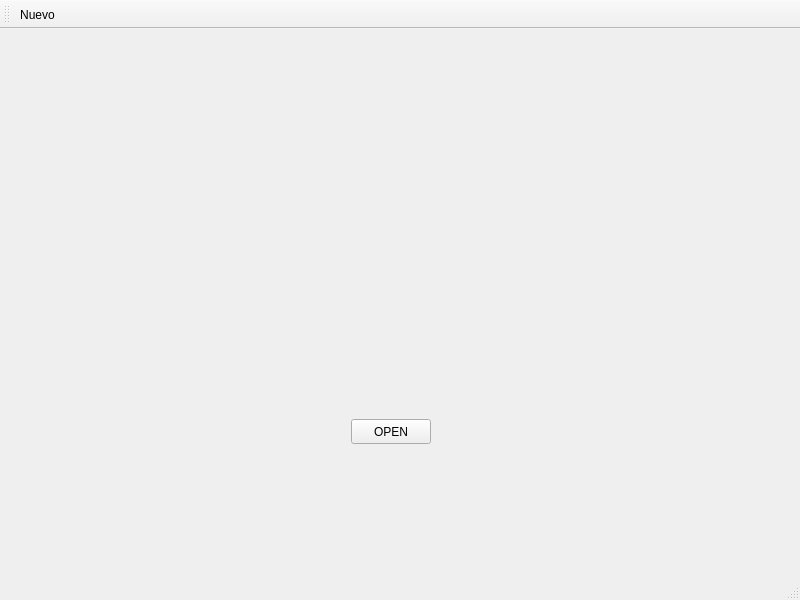
Before: the Qt Designer form Streaming GUI/StreamingGUI/mainwindow.ui in GuillermoTafoya/Mini-Netflix, drawn with Qt 5.
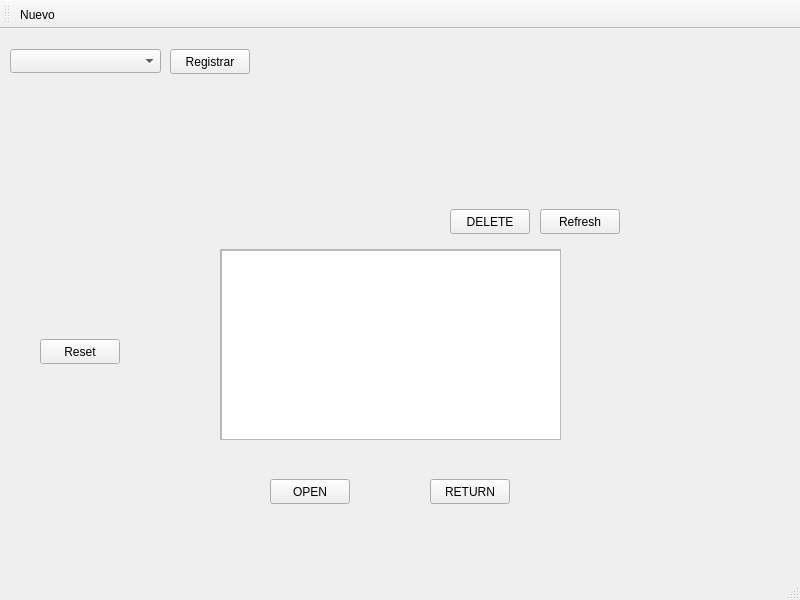
After: the same form once the commit is applied. Icons and pictures are not drawn.

```diff
--- a/Streaming GUI/StreamingGUI/mainwindow.ui
+++ b/Streaming GUI/StreamingGUI/mainwindow.ui
@@ -30,8 +30,8 @@
    <widget class="QPushButton" name="OPEN">
     <property name="geometry">
      <rect>
-      <x>351</x>
-      <y>390</y>
+      <x>270</x>
+      <y>450</y>
       <width>80</width>
       <height>25</height>
      </rect>
@@ -40,6 +40,114 @@
      <string>OPEN</string>
     </property>
    </widget>
+   <widget class="QScrollArea" name="scrollArea">
+    <property name="geometry">
+     <rect>
+      <x>220</x>
+      <y>220</y>
+      <width>341</width>
+      <height>191</height>
+     </rect>
+    </property>
+    <property name="widgetResizable">
+     <bool>true</bool>
+    </property>
+    <widget class="QWidget" name="scrollAreaWidgetContents">
+     <property name="geometry">
+      <rect>
+       <x>0</x>
+       <y>0</y>
+       <width>339</width>
+       <height>189</height>
+      </rect>
+     </property>
+     <widget class="QListWidget" name="listWidget">
+      <property name="geometry">
+       <rect>
+        <x>0</x>
+        <y>0</y>
+        <width>341</width>
+        <height>191</height>
+       </rect>
+      </property>
+     </widget>
+    </widget>
+   </widget>
+   <widget class="QPushButton" name="RETURN">
+    <property name="geometry">
+     <rect>
+      <x>430</x>
+      <y>450</y>
+      <width>80</width>
+      <height>25</height>
+     </rect>
+    </property>
+    <property name="text">
+     <string>RETURN</string>
+    </property>
+   </widget>
+   <widget class="QPushButton" name="DELETE">
+    <property name="geometry">
+     <rect>
+      <x>450</x>
+      <y>180</y>
+      <width>80</width>
+      <height>25</height>
+     </rect>
+    </property>
+    <property name="text">
+     <string>DELETE</string>
+    </property>
+   </widget>
+   <widget class="QComboBox" name="comboBox">
+    <property name="geometry">
+     <rect>
+      <x>10</x>
+      <y>20</y>
+      <width>151</width>
+      <height>24</height>
+     </rect>
+    </property>
+   </widget>
+   <widget class="QPushButton" name="Refresh">
+    <property name="geometry">
+     <rect>
+      <x>540</x>
+      <y>180</y>
+      <width>80</width>
+      <height>25</height>
+     </rect>
+    </property>
+    <property name="text">
+     <string>Refresh</string>
+    </property>
+   </widget>
+   <widget class="QPushButton" name="Registrar">
+    <property name="geometry">
+     <rect>
+      <x>170</x>
+      <y>20</y>
+      <width>80</width>
+      <height>25</height>
+     </rect>
+    </property>
+    <property name="text">
+     <string>Registrar</string>
+    </property>
+   </widget>
+   <widget class="QPushButton" name="pushButton">
+    <property name="geometry">
+     <rect>
+      <x>40</x>
+      <y>310</y>
+      <width>80</width>
+      <height>25</height>
+     </rect>
+    </property>
+    <property name="text">
+     <string>Reset</string>
+    </property>
+   </widget>
   </widget>
   <widget class="QStatusBar" name="statusbar"/>
   <widget class="QToolBar" name="toolBar">
```
